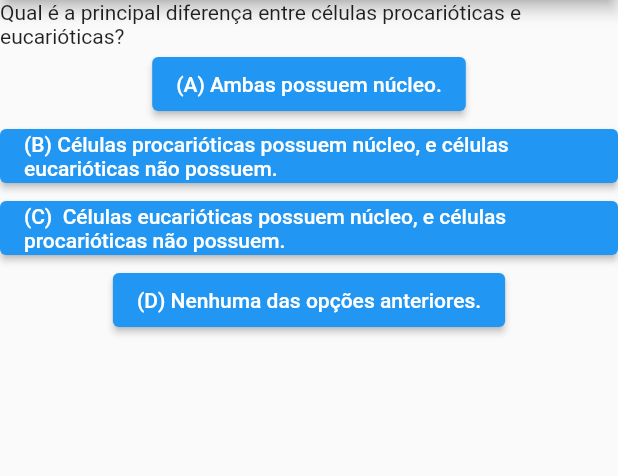
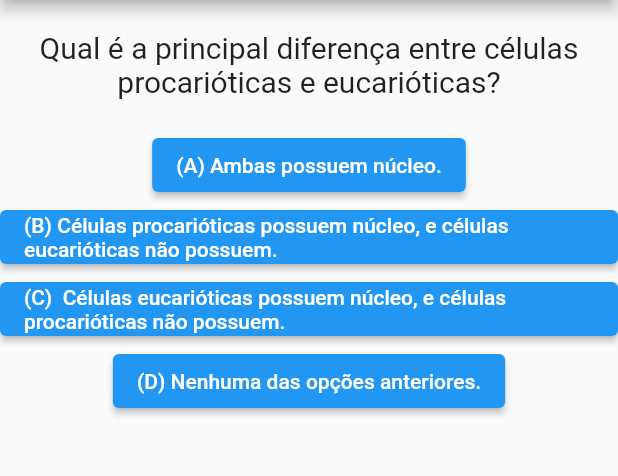
Before and after one commit to racinefe/curso_Flutter, a Flutter app: the screen it shows after launch, on a phone screen of 412 x 824 dp, the part 84-560 px from its top. Run offline on Flutter 3.47's test engine with Material 2 defaults, Android fonts, the phone set to English and light mode, and no system bars.

```diff
--- a/projeto_perguntas/lib/main.dart
+++ b/projeto_perguntas/lib/main.dart
@@ -1,14 +1,11 @@
-
 // ignore_for_file: prefer_const_constructors, avoid_print, library_private_types_in_public_api
 
 import 'package:flutter/material.dart';
 import './questao.dart';
 
-main() => runApp( MyApp());
+main() => runApp(MyApp());
 
-
-class _PerguntaAppState extends State<MyApp>{
-
+class _PerguntaAppState extends State<MyApp> {
   var _perguntaSelecionada = 0;
 
   void _responder() {
@@ -20,7 +17,7 @@ class _PerguntaAppState extends State<MyApp>{
   }
 
   @override
-  Widget  build (BuildContext context) {
+  Widget build(BuildContext context) {
     final perguntas = [
       'Qual é a principal diferença entre células procarióticas e eucarióticas?',
       'Qual é o órgão responsável pela troca gasosa nos seres humanos?',
@@ -30,37 +27,33 @@ class _PerguntaAppState extends State<MyApp>{
       key: UniqueKey(),
       home: Scaffold(
         appBar: AppBar(
-            title: const Center(
-            child: Text('Perguntas')
+          title: const Center(child: Text('Perguntas')),
         ),
-        ),
-        body:  Column(
-          children: <Widget> [
+        body: Column(
+          children: <Widget>[
             Questao(perguntas[_perguntaSelecionada]),
             ElevatedButton(
                 onPressed: _responder,
-              child:  Text('(A) Ambas possuem núcleo.')
-             ),
+                child: Text('(A) Ambas possuem núcleo.')),
             ElevatedButton(
                 onPressed: _responder,
-              child:  Text('(B) Células procarióticas possuem núcleo, e células eucarióticas não possuem.')
-             ),
+                child: Text(
+                    '(B) Células procarióticas possuem núcleo, e células eucarióticas não possuem.')),
             ElevatedButton(
                 onPressed: _responder,
-              child:  Text('(C)  Células eucarióticas possuem núcleo, e células procarióticas não possuem.')
-             ),
+                child: Text(
+                    '(C)  Células eucarióticas possuem núcleo, e células procarióticas não possuem.')),
             ElevatedButton(
                 onPressed: _responder,
-              child:  Text('(D) Nenhuma das opções anteriores.')
-             ),
+                child: Text('(D) Nenhuma das opções anteriores.')),
           ],
         ),
       ),
     );
   }
+}
 
-}
-class MyApp extends  StatefulWidget {
+class MyApp extends StatefulWidget {
   const MyApp({super.key});
   @override
   _PerguntaAppState createState() {
--- a/projeto_perguntas/lib/questao.dart
+++ b/projeto_perguntas/lib/questao.dart
@@ -1,16 +1,20 @@
-
-
 import 'package:flutter/material.dart';
 
 class Questao extends StatelessWidget {
-
   final String texto;
 
   const Questao(this.texto, {super.key});
 
-
   @override
   Widget build(BuildContext context) {
-    return Text(texto);
+    return Container(
+      width: double.infinity,
+      margin: const EdgeInsets.all(20),
+      child: Text(
+        texto,
+        style: const TextStyle(fontSize: 20),
+        textAlign: TextAlign.center,
+      ),
+    );
   }
 }
```
Also changed, not shown: 1 other file. Lines whose indentation alone changed are shown as unchanged.
